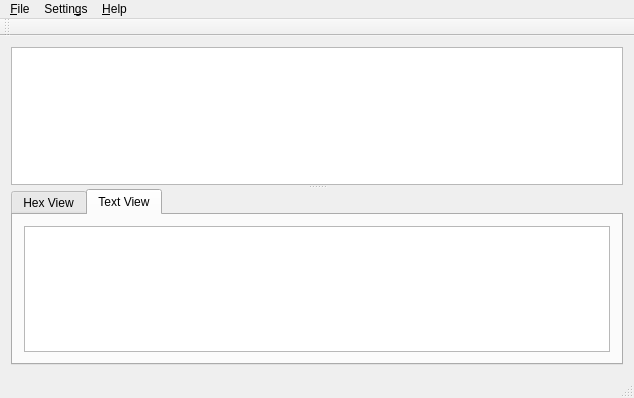
Qt form mainwindow.ui (richmoore/bitslinger) before a commit.
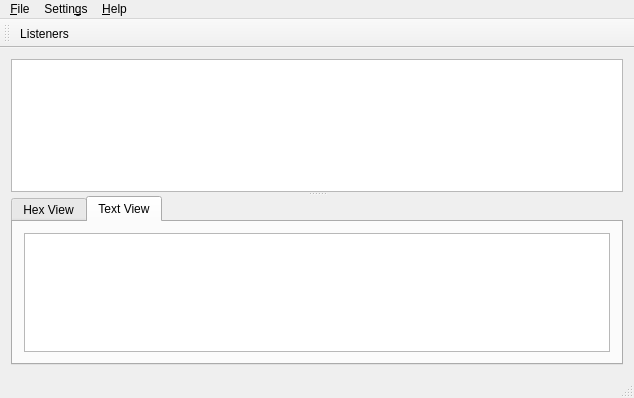
The same form after that commit. Custom widgets are drawn as their Qt base class.

Commit message: Working listener dialog, icons etc.

Patch:
```diff
--- a/mainwindow.ui
+++ b/mainwindow.ui
@@ -99,6 +99,7 @@
    <attribute name="toolBarBreak">
     <bool>false</bool>
    </attribute>
+   <addaction name="action_Listeners"/>
   </widget>
   <widget class="QStatusBar" name="statusBar"/>
   <action name="actionExit">
```
The commit also changes 11 other files.
